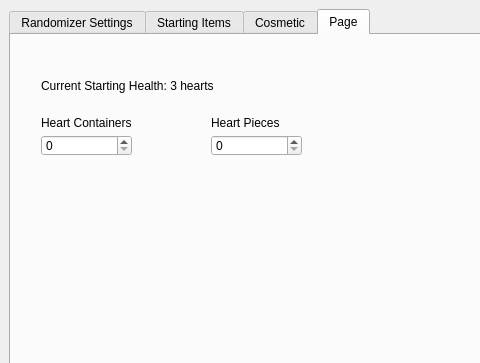
Qt form wwr_ui/randomizer_window.ui (LagoLunatic/wwrando) before a commit; both pictures show x 0 to 480 and y 0 to 363 of the 872 by 670 pixel window.
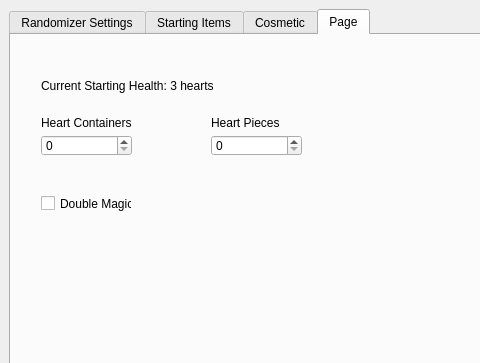
The same form after that commit.

Commit message: Add option to start with double magic

The edit to the form file:
```diff
--- a/wwr_ui/randomizer_window.ui
+++ b/wwr_ui/randomizer_window.ui
@@ -848,6 +848,19 @@
              <number>10</number>
             </property>
            </widget>
+           <widget class="QCheckBox" name="start_double_magic">
+            <property name="geometry">
+             <rect>
+              <x>30</x>
+              <y>160</y>
+              <width>91</width>
+              <height>17</height>
+             </rect>
+            </property>
+            <property name="text">
+             <string>Double Magic</string>
+            </property>
+           </widget>
           </widget>
          </widget>
         </item>
```
Left out of the diff: 11 changed lines with no effect on the pictures. The commit also changes 11 other files.
